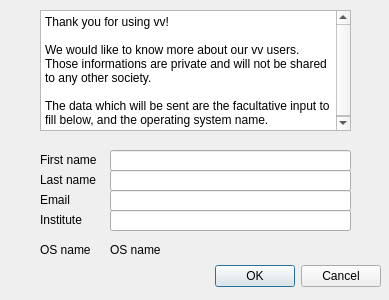
open-vv/vv, file vv/qt_ui/vvRegisterForm.ui: the form before one commit.
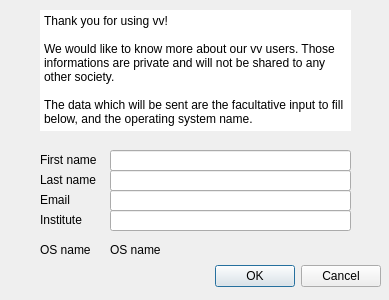
The form after the commit.

Commit message: textBrowser for registration is not set with a transparent background

The edit to the form file:
```diff
--- a/vv/qt_ui/vvRegisterForm.ui
+++ b/vv/qt_ui/vvRegisterForm.ui
@@ -130,6 +130,18 @@
      <height>121</height>
     </rect>
    </property>
+   <property name="contextMenuPolicy">
+    <enum>Qt::DefaultContextMenu</enum>
+   </property>
+   <property name="autoFillBackground">
+    <bool>false</bool>
+   </property>
+   <property name="frameShape">
+    <enum>QFrame::NoFrame</enum>
+   </property>
+   <property name="frameShadow">
+    <enum>QFrame::Plain</enum>
+   </property>
    <property name="html">
     <string>&lt;!DOCTYPE HTML PUBLIC &quot;-//W3C//DTD HTML 4.0//EN&quot; &quot;http://www.w3.org/TR/REC-html40/strict.dtd&quot;&gt;
 &lt;html&gt;&lt;head&gt;&lt;meta name=&quot;qrichtext&quot; content=&quot;1&quot; /&gt;&lt;style type=&quot;text/css&quot;&gt;
```
The commit also changes 1 other file.
